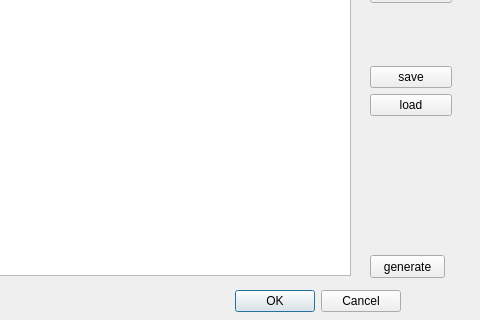
Before: the Qt Designer form ProtocolAnalyze/protocolgeneratordialog.ui in qingfengforum/ProtocolAnalyze, drawn with Qt 5; both pictures show x 170 to 650 and y 165 to 485 of the 650 by 485 pixel window.
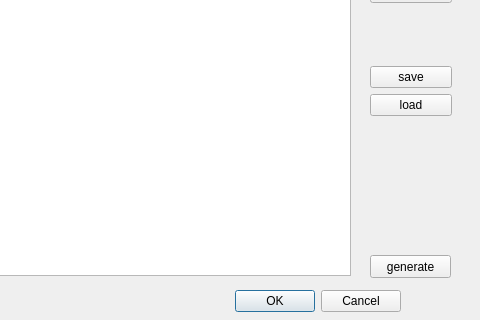
After: the same form once the commit is applied.

What changed in the file:
```diff
--- a/ProtocolAnalyze/protocolgeneratordialog.ui
+++ b/ProtocolAnalyze/protocolgeneratordialog.ui
@@ -160,7 +160,7 @@
     <rect>
      <x>540</x>
      <y>420</y>
-     <width>75</width>
+     <width>81</width>
      <height>23</height>
     </rect>
    </property>
```
